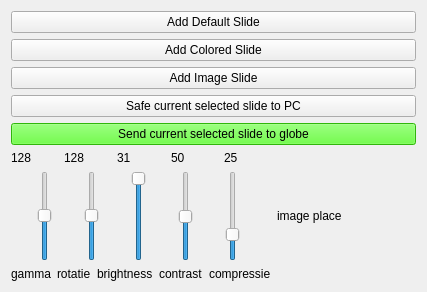
Old version of the form slidecontrol.ui in the repository magnocube/POV-Globe.
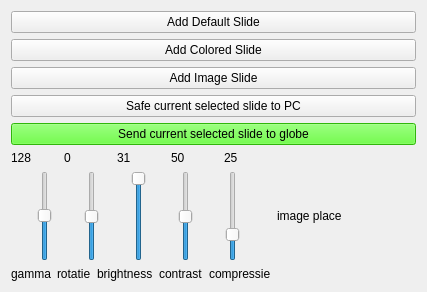
New version of the form.

Diff of the .ui file:
```diff
--- a/slidecontrol.ui
+++ b/slidecontrol.ui
@@ -72,7 +72,7 @@
          <item>
           <widget class="QLabel" name="label_9">
            <property name="text">
-            <string>128</string>
+            <string>0</string>
            </property>
           </widget>
          </item>
@@ -116,10 +116,10 @@
          </item>
          <item>
           <widget class="QSlider" name="rotatieSlider">
-           <property name="maximum">
-            <number>255</number>
+           <property name="minimum">
+            <number>-128</number>
            </property>
-           <property name="value">
+           <property name="maximum">
             <number>128</number>
            </property>
            <property name="orientation">
```
